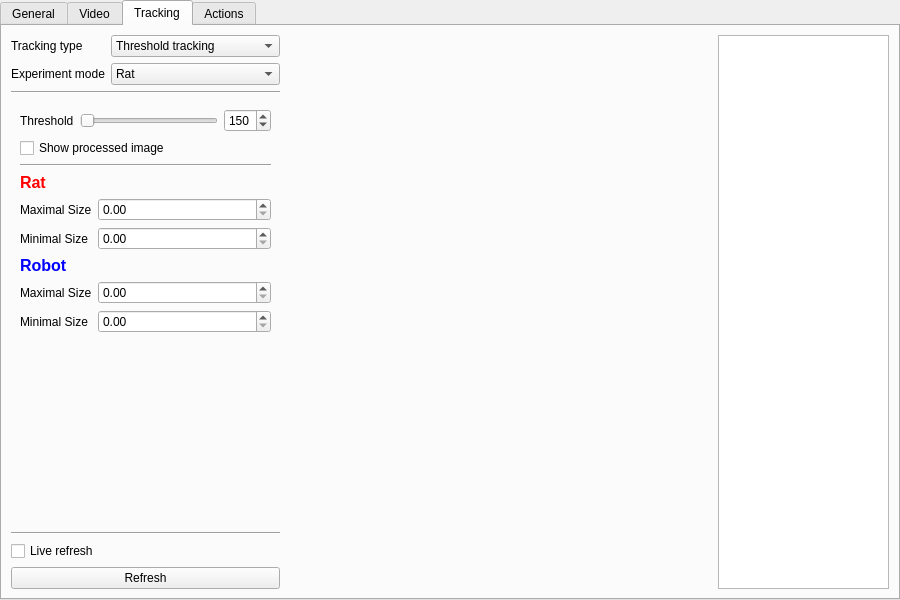
Old version of the form gui/configwindow.ui in the repository fgu-cas/kachna-tracker.
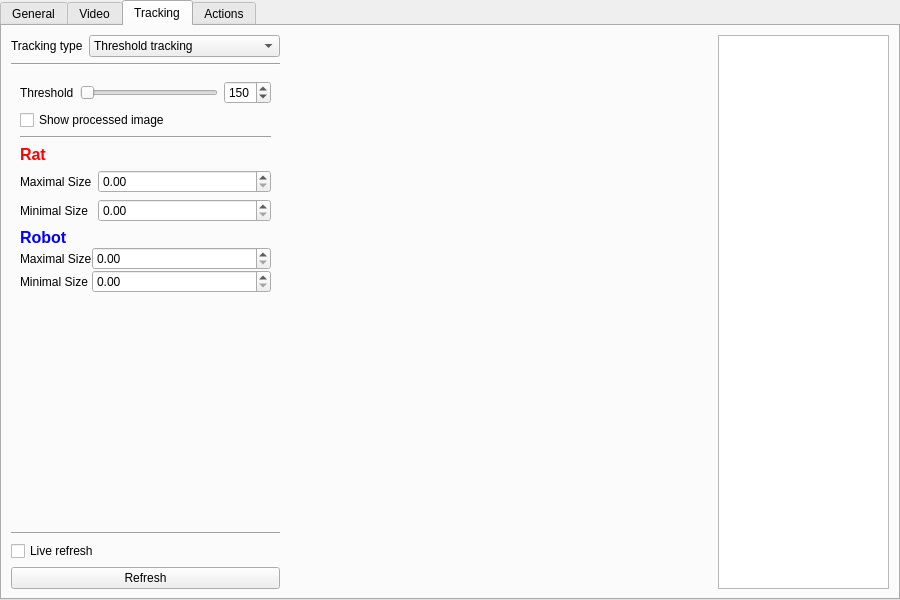
New version of the form. The open tabs and pages were chosen to show the change. Icons and pictures are not drawn. Custom widgets are drawn as their Qt base class.

Commit message: add robot only mode

Diff of the .ui file:
```diff
--- a/gui/configwindow.ui
+++ b/gui/configwindow.ui
@@ -790,27 +790,6 @@
           </item>
          </widget>
         </item>
-        <item row="2" column="0">
-         <widget class="QLabel" name="label_57">
-          <property name="text">
-           <string>Experiment mode</string>
-          </property>
-         </widget>
-        </item>
-        <item row="2" column="1">
-         <widget class="QComboBox" name="modeCombobox">
-          <item>
-           <property name="text">
-            <string>Rat</string>
-           </property>
-          </item>
-          <item>
-           <property name="text">
-            <string>Rat + Robot</string>
-           </property>
-          </item>
-         </widget>
-        </item>
        </layout>
       </item>
       <item>
@@ -943,7 +922,25 @@
            </layout>
           </item>
           <item>
-           <layout class="QFormLayout" name="formLayout_4">
+           <widget class="QWidget" name="robotThreshOuter" native="true">
+            <layout class="QGridLayout" name="gridLayout">
+             <property name="leftMargin">
+              <number>0</number>
+             </property>
+             <property name="topMargin">
+              <number>0</number>
+             </property>
+             <property name="rightMargin">
+              <number>0</number>
+             </property>
+             <property name="bottomMargin">
+              <number>0</number>
+             </property>
+             <property name="spacing">
+              <number>0</number>
+             </property>
+             <item row="0" column="0">
+              <layout class="QFormLayout" name="robotThreshLayout">
             <item row="0" column="0">
              <widget class="QLabel" name="label_5">
               <property name="text">
@@ -986,6 +983,9 @@
              </widget>
             </item>
            </layout>
+             </item>
+            </layout>
+           </widget>
           </item>
           <item>
            <spacer name="verticalSpacer_2">
```
Left out of the diff: 29 changed lines with no effect on the pictures. Lines whose indentation alone changed are shown as unchanged. The commit also changes 6 other files.
